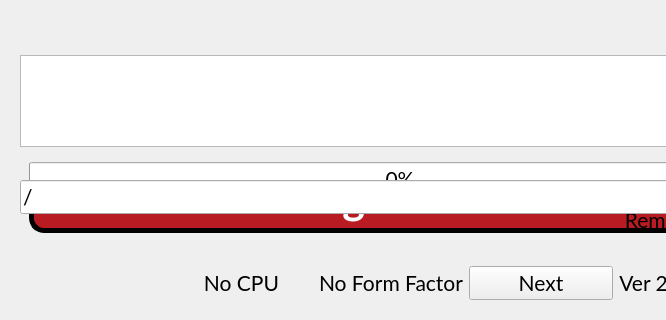
Old version of the form scripts/installer.ui in the repository TechNexion-customization/rescue-loader; both pictures show x 0 to 666 and y 160 to 480 of the 800 by 480 pixel window.
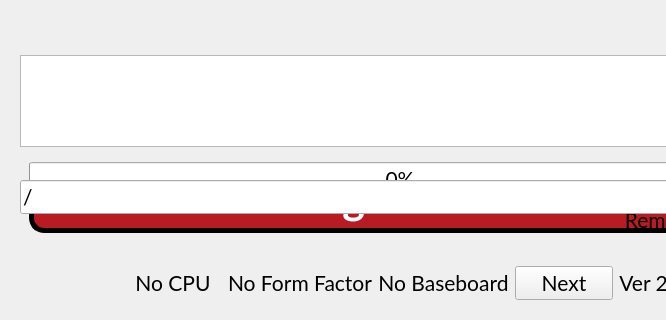
New version of the form. Icons and pictures are not drawn. Custom widgets are drawn as their Qt base class.

Diff of the .ui file:
```diff
--- a/scripts/installer.ui
+++ b/scripts/installer.ui
@@ -483,6 +483,16 @@
         </property>
        </widget>
       </item>
+      <item>
+       <widget class="QLabel" name="lblBaseboard">
+        <property name="text">
+         <string>No Baseboard</string>
+        </property>
+        <property name="alignment">
+         <set>Qt::AlignCenter</set>
+        </property>
+       </widget>
+      </item>
       <item>
        <widget class="QPushButton" name="btnNext">
         <property name="text">
```
